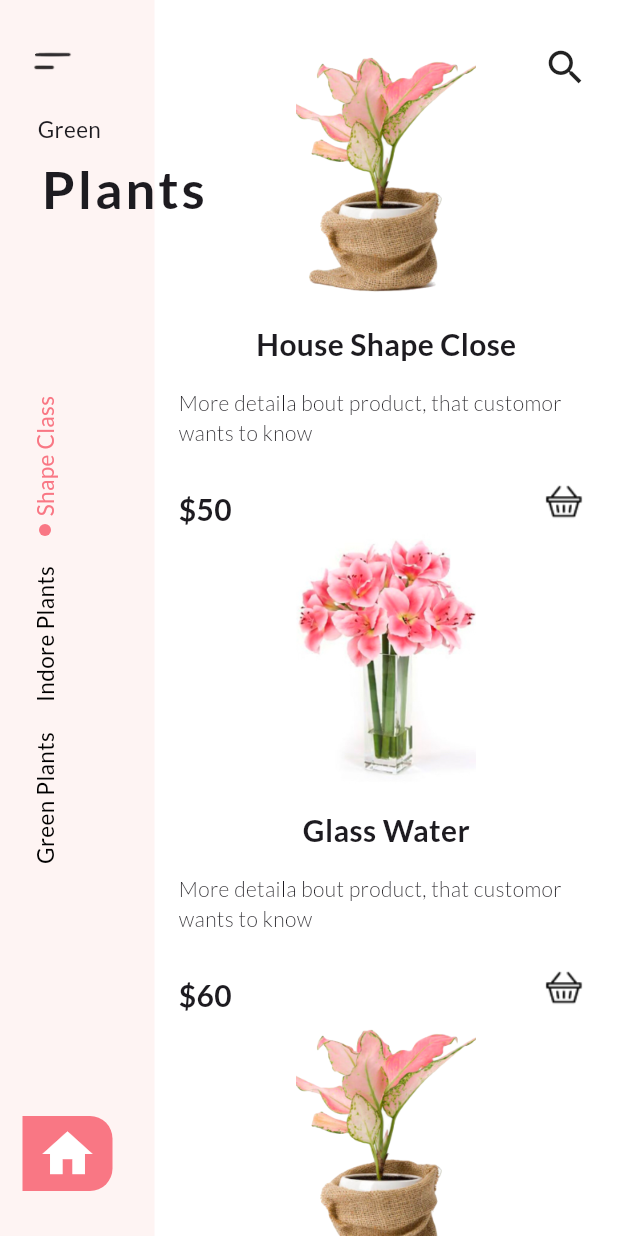
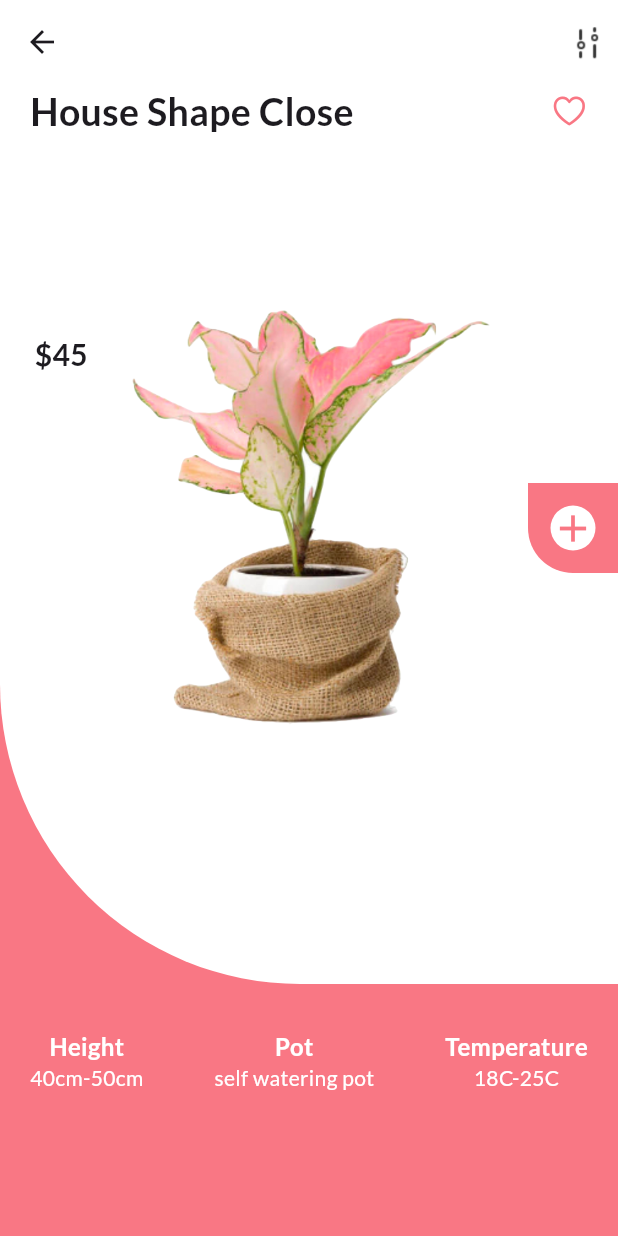
Before and after one commit to AbuRasel9/ui-design, a Flutter app: the screen it shows after launch, after a tap on "House Shape Close", on a phone screen of 412 x 824 dp. Run offline on Flutter 3.47's test engine with Material 3 defaults, Android fonts, the phone set to English and light mode, and no system bars; our stand-ins replace google_fonts.

Commit message:
details screen done

```diff
--- /dev/null
+++ b/lib/view/details_screen.dart
@@ -0,0 +1,200 @@
+import 'package:car_app_ui/utils/constant.dart';
+import 'package:flutter/cupertino.dart';
+import 'package:flutter/material.dart';
+
+class DetailsScreen extends StatefulWidget {
+  const DetailsScreen(
+      {super.key,
+      required this.imageLink,
+      required this.price,
+      required this.title});
+
+  final String imageLink, price, title;
+
+  @override
+  State<DetailsScreen> createState() => _DetailsScreenState();
+}
+
+class _DetailsScreenState extends State<DetailsScreen> {
+  @override
+  Widget build(BuildContext context) {
+    return Scaffold(
+      backgroundColor: ConstantValue.primaryColor,
+      appBar: AppBar(
+        backgroundColor: Colors.white,
+        leading: IconButton(
+          onPressed: () {
+            Navigator.pop(context);
+          },
+          icon: const Icon(Icons.arrow_back_sharp),
+        ),
+        actions: [
+          Image.asset(
+            "assets/images/filter icon.png",
+            height: 40,
+            width: 40,
+            fit: BoxFit.cover,
+          )
+        ],
+      ),
+      body: Column(
+        children: <Widget>[
+          Container(
+            padding: const EdgeInsets.only(
+              left: 20,
+            ),
+            width: double.infinity,
+            height: 600,
+            decoration: const BoxDecoration(
+              borderRadius: BorderRadius.only(
+                bottomLeft: Radius.circular(
+                  200,
+                ),
+              ),
+              color: Colors.white,
+            ),
+            child: Column(
+              children: <Widget>[
+                Row(
+                  crossAxisAlignment: CrossAxisAlignment.center,
+                  mainAxisAlignment: MainAxisAlignment.spaceBetween,
+                  children: <Widget>[
+                    Text(
+                      widget.title,
+                      style: const TextStyle(
+                          fontSize: 25, fontWeight: FontWeight.bold),
+                    ),
+                    Padding(
+                      padding: const EdgeInsets.only(right: 20.0),
+                      child: Icon(
+                        CupertinoIcons.heart,
+                        size: 25,
+                        color: ConstantValue.primaryColor,
+                      ),
+                    )
+                  ],
+                ),
+                const SizedBox(
+                  height: 100,
+                ),
+                Row(
+                  mainAxisAlignment: MainAxisAlignment.spaceBetween,
+                  crossAxisAlignment: CrossAxisAlignment.start,
+                  children: <Widget>[
+                    const Expanded(
+                      flex: 1,
+                      child: Column(
+                        children: <Widget>[
+                          SizedBox(
+                            height: 30,
+                          ),
+                          Text(
+                            "\$45",
+                            style: TextStyle(
+                              fontWeight: FontWeight.bold,
+                              fontSize: 20,
+                            ),
+                          ),
+                        ],
+                      ),
+                    ),
+                    Expanded(
+                      flex: 7,
+                      child: Image.asset(
+                        widget.imageLink,
+                        height: 300,
+                        width: 250,
+                      ),
+                    ),
+                    Container(
+                      margin: const EdgeInsets.only(top: 130),
+                      height: 60,
+                      width: 60,
+                      decoration: BoxDecoration(
+                        color: ConstantValue.primaryColor,
+                        borderRadius: const BorderRadius.only(
+                          bottomLeft: Radius.circular(
+                            30,
+                          ),
+                        ),
+                      ),
+                      child: Container(
+                          margin: const EdgeInsets.all(15),
+                          height: 20,
+                          width: 20,
+                          decoration: BoxDecoration(
+                              borderRadius: BorderRadius.circular(20),
+                              color: Colors.white),
+                          child: Icon(
+                            Icons.add,
+                            size: 30,
+                            color: ConstantValue.primaryColor,
+                          )),
+                    )
+                  ],
+                ),
+              ],
+            ),
+          ),
+          const Padding(
+            padding: EdgeInsets.only(left: 20.0, top: 30, right: 20),
+            child: Row(
+              mainAxisAlignment: MainAxisAlignment.spaceBetween,
+              crossAxisAlignment: CrossAxisAlignment.start,
+              children: <Widget>[
+                BottomTextItem(
+                  title: "Height",
+                  subtitle: "40cm-50cm",
+                ),
+                BottomTextItem(
+                  title: "Pot",
+                  subtitle: "self watering pot",
+                ),
+                BottomTextItem(
+                  title: "Temperature",
+                  subtitle: "18C-25C",
+                ),
+              ],
+            ),
+          ),
+        ],
+      ),
+    );
+  }
+}
+
+class BottomTextItem extends StatelessWidget {
+  final String title, subtitle;
+
+  const BottomTextItem({
+    super.key,
+    required this.title,
+    required this.subtitle,
+  });
+
+  @override
+  Widget build(BuildContext context) {
+    return Column(
+      mainAxisAlignment: MainAxisAlignment.start,
+      crossAxisAlignment: CrossAxisAlignment.center,
+      children: <Widget>[
+        Text(
+          title,
+          style: const TextStyle(
+            fontWeight: FontWeight.bold,
+            fontSize: 16,
+            color: Colors.white,
+          ),
+        ),
+        Text(
+          subtitle,
+          style: const TextStyle(
+            fontWeight: FontWeight.w400,
+            fontSize: 14,
+            color: Colors.white,
+          ),
+        ),
+      ],
+    );
+  }
+}
--- a/lib/view/home_screen.dart
+++ b/lib/view/home_screen.dart
@@ -71,25 +71,25 @@ class _HomeScreenState extends State<HomeScreen> {
                   itemCount: listOfProduct.length,
                   itemBuilder: (BuildContext context, int index) {
                     final data = listOfProduct[index];
-                    return Hero(
-                        tag: data["tag"] ?? "",
-                        child: ProductItem(
+                    //hero widget add
+                    return ProductItem(
                       onTap: () {
-                            // Navigator.push(
-                            //   context,
-                            //   MaterialPageRoute(
-                            //     builder: (context) => ProductDetail(
-                            //         image: data["image"] ?? "",
-                            //         name: data["title"] ?? "",
-                            //         price: data["price"] ?? ""),
-                            //   ),
-                            // );
+                        Navigator.push(
+                          context,
+                          MaterialPageRoute(
+                            builder: (context) => DetailsScreen(
+                              price: data["price"] ?? "",
+                              title: data["title"] ?? "",
+                              imageLink: data["image"] ?? "",
+                            ),
+                          ),
+                        );
                       },
                       price: data["price"] ?? "",
                       title: data["title"] ?? "",
                       image: data["image"] ?? "",
                       subTitle: data["subTitle"] ?? "",
-                        ));
+                    );
                   },
                 ),
               )
```
Lines whose indentation alone changed are shown as unchanged.
